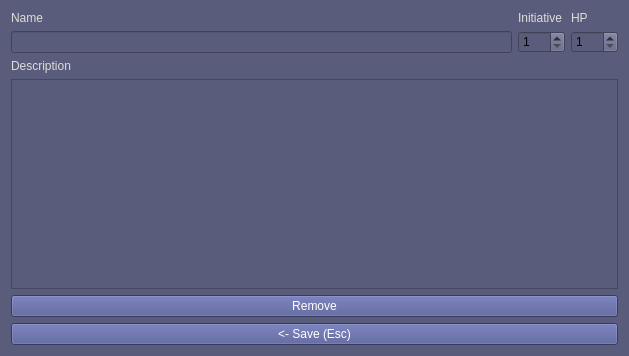
First picture: the form in ui_files/Player_Dialog.ui, repository nogasgofast/Adventure_Wrench, before the edit.
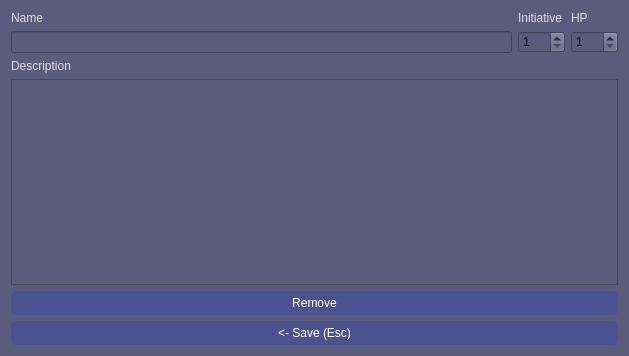
Second picture: the form after the edit.

Diff of the .ui file:
```diff
--- a/ui_files/Player_Dialog.ui
+++ b/ui_files/Player_Dialog.ui
@@ -75,6 +75,14 @@
 QPushButton {
 background-color: rgb(75, 82, 143);
 color: white;
+padding: 5px;
+border-color: rgb(75, 82, 143);
+border-width: 2px;
+border-radius: 5px;
+}
+
+QPushButton:pressed {
+    background-color: rgb(55, 62, 123);
 }</string>
   </property>
   <property name="modal">
```
Left out of the diff: 2 changed lines with no effect on the pictures.
